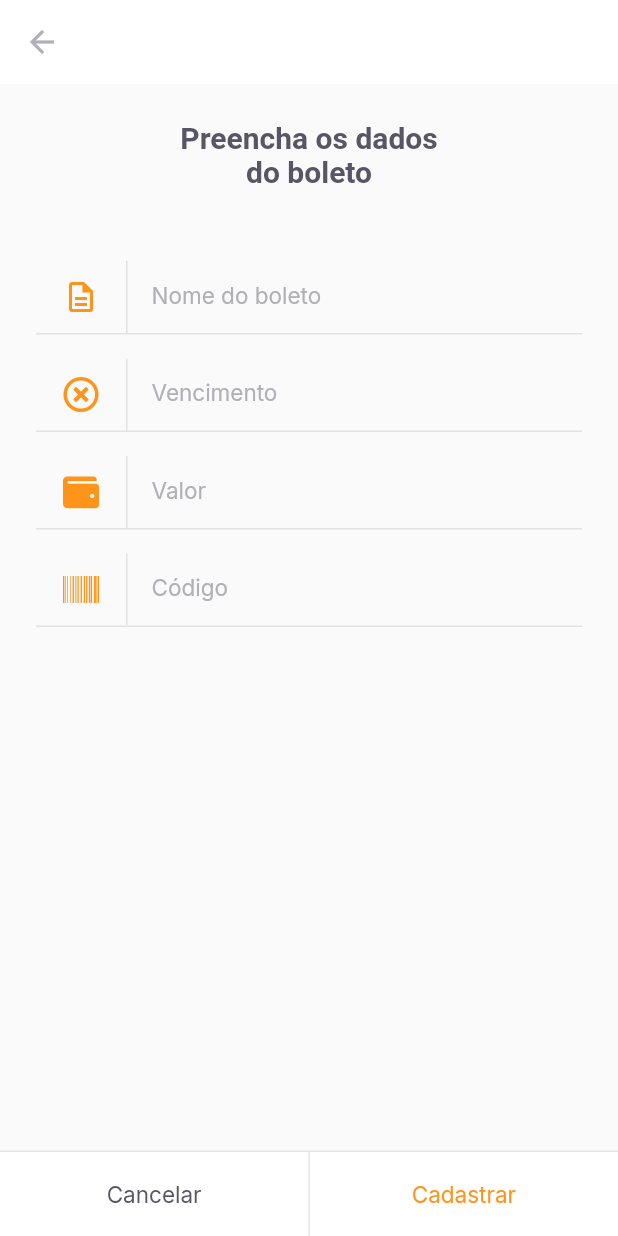
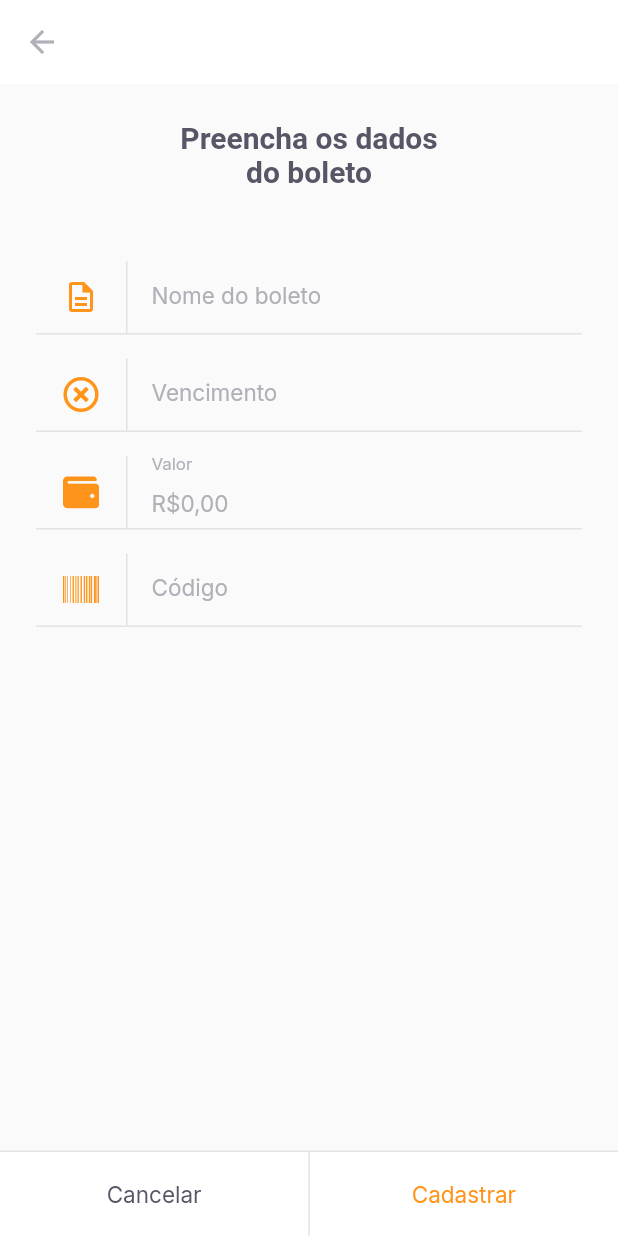
Before and after one commit to Nitael-dev/payflow-nlw-together, a Flutter app: the InsertBoletoPage screen opened by its route, on a phone screen of 412 x 824 dp. Run offline on Flutter 3.47's test engine with Material 2 defaults, Android fonts, the phone set to English and light mode, and no system bars; our stand-ins replace camera, firebase_core, flutter_masked_text2, font_awesome_flutter, google_fonts, google_sign_in and 2 more; missing offline and left inert: google_ml_kit; accounts and stored records are empty.

Commit message:
mask and initial validation

```diff
--- /dev/null
+++ b/lib/modules/insert_boleto/insert_boleto_controller.dart
@@ -0,0 +1,22 @@
+import 'package:flutter/cupertino.dart';
+
+class InsertBoletoController {
+  final formKey = GlobalKey<FormState>();
+
+  String? validateName(String? value) =>
+      value?.isEmpty ?? true ? "O nome não pode ser vazio" : null;
+  String? validateVencimento(String? value) =>
+      value?.isEmpty ?? true ? "A data de vencimento não pode ser vazia" : null;
+  String? validateValor(double? value) =>
+      value == 0 ? "Insira um valor maior que R\$ 0,00" : null;
+  String? validateCodigo(String? value) =>
+      value?.isEmpty ?? true ? "O código do boleto não pode ser vazio" : null;
+
+  void cadastrarBoleto() {
+    final form = formKey.currentState;
+
+    if (form!.validate()) {
+
+    }
+  }
+}
--- a/lib/modules/insert_boleto/insert_boleto_page.dart
+++ b/lib/modules/insert_boleto/insert_boleto_page.dart
@@ -1,12 +1,38 @@
 import 'package:flutter/material.dart';
+import 'package:flutter_masked_text2/flutter_masked_text2.dart';
 import 'package:font_awesome_flutter/font_awesome_flutter.dart';
+import 'package:payflow/modules/insert_boleto/insert_boleto_controller.dart';
 import 'package:payflow/shared/themes/app_colors.dart';
 import 'package:payflow/shared/themes/app_text_styles.dart';
 import 'package:payflow/shared/widgets/input_text/input_text_widget.dart';
 import 'package:payflow/shared/widgets/set_label_buttons/set_label_buttons.dart';
 
-class InsertBoletoPage extends StatelessWidget {
-  const InsertBoletoPage({ Key? key }) : super(key: key);
+class InsertBoletoPage extends StatefulWidget {
+  final String? barcode;
+  const InsertBoletoPage({ Key? key, this.barcode }) : super(key: key);
+
+  @override
+  State<InsertBoletoPage> createState() => _InsertBoletoPageState();
+}
+
+class _InsertBoletoPageState extends State<InsertBoletoPage> {
+  final controller = InsertBoletoController();
+
+  final moneyInputTextController = MoneyMaskedTextController(
+    leftSymbol: "R\$",
+    decimalSeparator: ",",
+  );
+
+  final dueDateInputTextController = MaskedTextController(mask: "00/00/0000");
+  final barcodeInputTextController = TextEditingController();
+
+  @override
+  void initState() {
+    if (widget.barcode != null) {
+      barcodeInputTextController.text = widget.barcode!;
+    }
+    super.initState();
+  }
 
   @override
   Widget build(BuildContext context) {
@@ -35,26 +61,41 @@ class InsertBoletoPage extends StatelessWidget {
             const SizedBox(
               height: 24,
             ),
+            Form(
+              key: controller.formKey,
+              child:
+              Column(
+                children: [
                   InputTextWidget(
                     label: "Nome do boleto",
+                    validator: controller.validateName,
                     icon: Icons.description_outlined,
                     onChanged: (value){}
                   ),
                   InputTextWidget(
+                    controller: dueDateInputTextController,
                     label: "Vencimento",
+                    validator: controller.validateVencimento,
                     icon: FontAwesomeIcons.timesCircle,
                     onChanged: (value){},
                   ),
                   InputTextWidget(
+                    controller: moneyInputTextController,
                     label: "Valor",
+                    validator: (_) => controller.validateValor(moneyInputTextController.numberValue),
                     icon: FontAwesomeIcons.wallet,
                     onChanged: (value){},
                   ),
                   InputTextWidget(
+                    controller: barcodeInputTextController,
                     label: "Código",
+                    validator: controller.validateCodigo,
                     icon: FontAwesomeIcons.barcode,
                     onChanged: (value){},
                   ),
+                ],
+              )
+            )
           ],
         ),
       ),
@@ -65,7 +106,7 @@ class InsertBoletoPage extends StatelessWidget {
         },
         secondaryLabel: "Cadastrar",
         secondaryOnPressed: (){
-
+          controller.cadastrarBoleto();
         },
         enableSecondaryColor: true,
       ),
```
Lines whose indentation alone changed are shown as unchanged.
